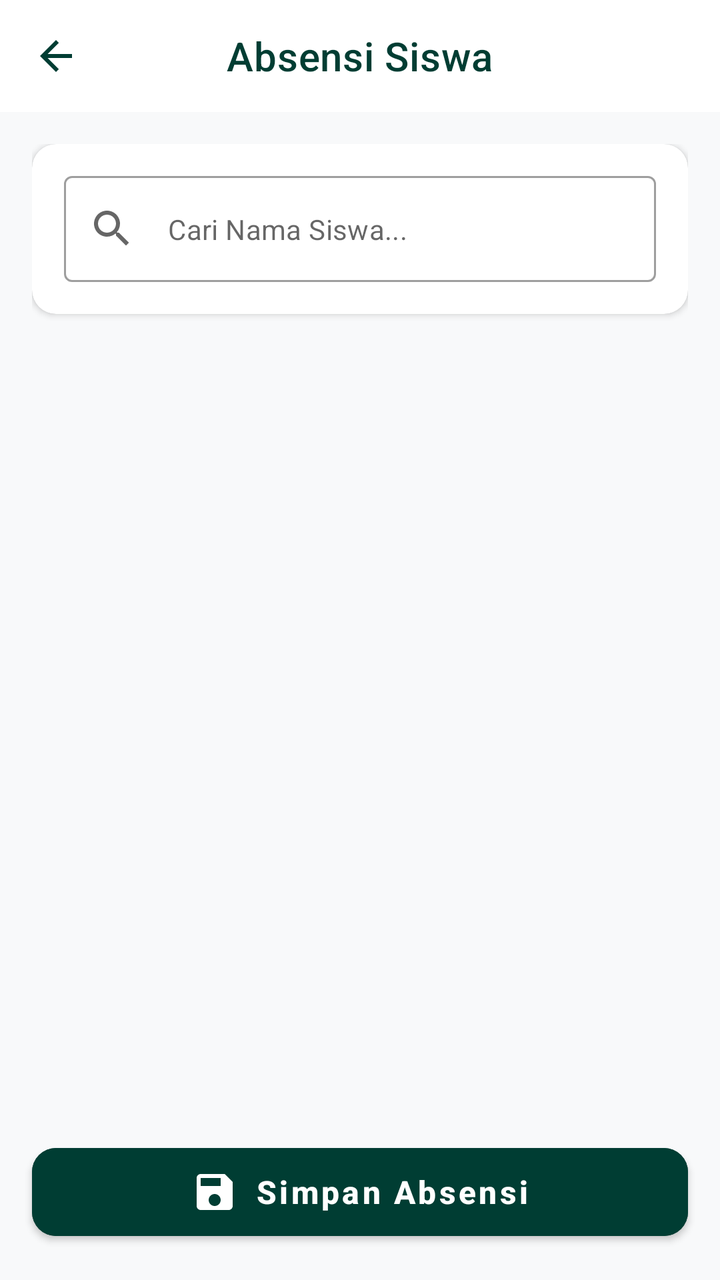
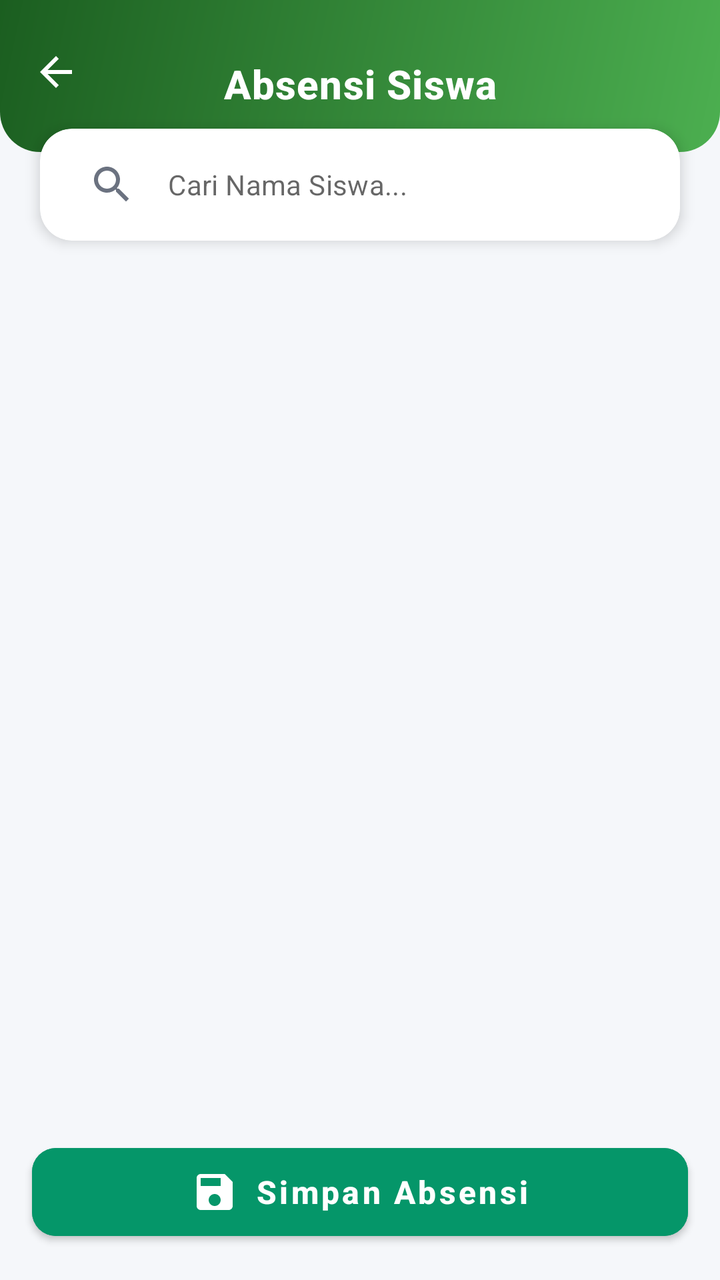

Before-and-after screenshots of an Android layout around one commit, followed by the original layout XML and the change that was made.
<!-- AndroidManifest.xml: application theme Theme.RamadhanDigital -->
<!-- res/layout/activity_absensi.xml -->
<?xml version="1.0" encoding="utf-8"?>
<androidx.coordinatorlayout.widget.CoordinatorLayout xmlns:android="http://schemas.android.com/apk/res/android"
    xmlns:app="http://schemas.android.com/apk/res-auto"
    xmlns:tools="http://schemas.android.com/tools"
    android:layout_width="match_parent"
    android:layout_height="match_parent"
    android:background="#F8F9FA">

    <com.google.android.material.appbar.AppBarLayout
        android:layout_width="match_parent"
        android:layout_height="wrap_content"
        android:background="@android:color/white"
        app:elevation="0dp">

        <com.google.android.material.appbar.MaterialToolbar
            android:id="@+id/toolbar"
            android:layout_width="match_parent"
            android:layout_height="?attr/actionBarSize"
            app:navigationIcon="@drawable/ic_back"
            app:navigationIconTint="#003D33"
            app:title="Absensi Siswa"
            app:titleCentered="true"
            app:titleTextColor="#003D33" />

    </com.google.android.material.appbar.AppBarLayout>

    <androidx.core.widget.NestedScrollView
        android:layout_width="match_parent"
        android:layout_height="match_parent"
        android:clipToPadding="false"
        android:paddingBottom="100dp"
        app:layout_behavior="@string/appbar_scrolling_view_behavior">

        <LinearLayout
            android:layout_width="match_parent"
            android:layout_height="wrap_content"
            android:orientation="vertical"
            android:padding="16dp">

            
            <com.google.android.material.card.MaterialCardView
                android:layout_width="match_parent"
                android:layout_height="wrap_content"
                app:cardCornerRadius="12dp"
                app:cardElevation="2dp"
                app:strokeWidth="0dp">

                <LinearLayout
                    android:layout_width="match_parent"
                    android:layout_height="wrap_content"
                    android:orientation="vertical"
                    android:padding="16dp">

                    <com.google.android.material.textfield.TextInputLayout
                        style="@style/Widget.MaterialComponents.TextInputLayout.OutlinedBox"
                        android:layout_width="match_parent"
                        android:layout_height="wrap_content"
                        app:hintEnabled="false"
                        app:shapeAppearanceOverlay="@style/ShapeAppearance.MaterialComponents.MediumComponent"
                        app:startIconDrawable="@drawable/ic_search">

                        <com.google.android.material.textfield.TextInputEditText
                            android:id="@+id/etSearch"
                            android:layout_width="match_parent"
                            android:layout_height="wrap_content"
                            android:hint="Cari Nama Siswa..."
                            android:textSize="14sp" />
                    </com.google.android.material.textfield.TextInputLayout>

                </LinearLayout>
            </com.google.android.material.card.MaterialCardView>

            <androidx.recyclerview.widget.RecyclerView
                android:id="@+id/rvAbsensi"
                android:layout_width="match_parent"
                android:layout_height="wrap_content"
                android:layout_marginTop="16dp"
                android:nestedScrollingEnabled="false"
                tools:listitem="@layout/item_absensi" />

        </LinearLayout>
    </androidx.core.widget.NestedScrollView>

    <ProgressBar
        android:id="@+id/progressBar"
        android:layout_width="wrap_content"
        android:layout_height="wrap_content"
        android:layout_gravity="center"
        android:visibility="gone" />

    <com.google.android.material.button.MaterialButton
        android:id="@+id/btnSimpan"
        android:layout_width="match_parent"
        android:layout_height="56dp"
        android:layout_gravity="bottom"
        android:layout_margin="16dp"
        android:backgroundTint="#003D33"
        android:text="Simpan Absensi"
        android:textAllCaps="false"
        android:textSize="16sp"
        android:textStyle="bold"
        app:cornerRadius="12dp"
        app:icon="@drawable/ic_save"
        app:iconGravity="textStart"
        app:iconPadding="8dp" />

</androidx.coordinatorlayout.widget.CoordinatorLayout>
<!-- res/layout/item_absensi.xml (included above) -->
<?xml version="1.0" encoding="utf-8"?>
<com.google.android.material.card.MaterialCardView xmlns:android="http://schemas.android.com/apk/res/android"
    xmlns:app="http://schemas.android.com/apk/res-auto"
    xmlns:tools="http://schemas.android.com/tools"
    android:layout_width="match_parent"
    android:layout_height="wrap_content"
    android:layout_marginHorizontal="16dp"
    android:layout_marginVertical="8dp"
    app:cardCornerRadius="12dp"
    app:cardElevation="2dp"
    app:strokeWidth="0dp">

    <LinearLayout
        android:layout_width="match_parent"
        android:layout_height="wrap_content"
        android:orientation="vertical"
        android:padding="16dp">

        <LinearLayout
            android:layout_width="match_parent"
            android:layout_height="wrap_content"
            android:gravity="center_vertical"
            android:orientation="horizontal">

            
            <com.google.android.material.card.MaterialCardView
                android:layout_width="48dp"
                android:layout_height="48dp"
                app:cardBackgroundColor="#E0F2F1"
                app:cardCornerRadius="24dp"
                app:cardElevation="0dp">

                <TextView
                    android:id="@+id/tvAvatarInitial"
                    android:layout_width="match_parent"
                    android:layout_height="match_parent"
                    android:gravity="center"
                    android:text="A"
                    android:textColor="#004D40"
                    android:textSize="18sp"
                    android:textStyle="bold" />

                <ImageView
                    android:id="@+id/ivStudentProfile"
                    android:layout_width="match_parent"
                    android:layout_height="match_parent"
                    android:scaleType="centerCrop"
                    android:visibility="gone" />
            </com.google.android.material.card.MaterialCardView>

            <LinearLayout
                android:layout_width="0dp"
                android:layout_height="wrap_content"
                android:layout_marginStart="16dp"
                android:layout_weight="1"
                android:orientation="vertical">

                <TextView
                    android:id="@+id/tvNamaSiswa"
                    android:layout_width="wrap_content"
                    android:layout_height="wrap_content"
                    android:text="Ahmad Fauzi"
                    android:textColor="#1F2937"
                    android:textSize="16sp"
                    android:textStyle="bold" />

                <TextView
                    android:id="@+id/tvRoleSiswa"
                    android:layout_width="wrap_content"
                    android:layout_height="wrap_content"
                    android:text="Siswa"
                    android:textColor="#059669"
                    android:textSize="12sp"
                    android:textStyle="italic" />

            </LinearLayout>

        </LinearLayout>

        
        <RadioGroup
            android:id="@+id/rgStatus"
            android:layout_width="match_parent"
            android:layout_height="40dp"
            android:layout_marginTop="16dp"
            android:background="@drawable/bg_radio_group_absensi"
            android:orientation="horizontal"
            android:padding="4dp">

            <RadioButton
                android:id="@+id/rbHadir"
                android:layout_width="0dp"
                android:layout_height="match_parent"
                android:layout_weight="1"
                android:background="@drawable/selector_absensi_hadir"
                android:button="@null"
                android:gravity="center"
                android:text="Hadir"
                android:textColor="@drawable/selector_absensi_text"
                android:textSize="12sp"
                android:textStyle="bold" />

            <RadioButton
                android:id="@+id/rbIzin"
                android:layout_width="0dp"
                android:layout_height="match_parent"
                android:layout_weight="1"
                android:background="@drawable/selector_absensi_izin"
                android:button="@null"
                android:gravity="center"
                android:text="Izin"
                android:textColor="@drawable/selector_absensi_text"
                android:textSize="12sp"
                android:textStyle="bold" />

            <RadioButton
                android:id="@+id/rbSakit"
                android:layout_width="0dp"
                android:layout_height="match_parent"
                android:layout_weight="1"
                android:background="@drawable/selector_absensi_sakit"
                android:button="@null"
                android:gravity="center"
                android:text="Sakit"
                android:textColor="@drawable/selector_absensi_text"
                android:textSize="12sp"
                android:textStyle="bold" />

            <RadioButton
                android:id="@+id/rbAlpa"
                android:layout_width="0dp"
                android:layout_height="match_parent"
                android:layout_weight="1"
                android:background="@drawable/selector_absensi_alpa"
                android:button="@null"
                android:gravity="center"
                android:text="Alpa"
                android:textColor="@drawable/selector_absensi_text"
                android:textSize="12sp"
                android:textStyle="bold" />

        </RadioGroup>

    </LinearLayout>

</com.google.android.material.card.MaterialCardView>
<!-- resources referenced by this layout -->
<resources>
  <!-- drawable bg_radio_group_absensi (drawable) -->
  <?xml version="1.0" encoding="utf-8"?>
  <shape xmlns:android="http://schemas.android.com/apk/res/android">
      <solid android:color="#F3F4F6" />
      <corners android:radius="8dp" />
  </shape>
  <!-- drawable ic_back (drawable) -->
  <vector xmlns:android="http://schemas.android.com/apk/res/android"
      android:width="24dp"
      android:height="24dp"
      android:viewportWidth="24"
      android:viewportHeight="24">
      <path
          android:fillColor="#004D40"
          android:pathData="M20,11H7.83l5.59,-5.59L12,4l-8,8 8,8 1.41,-1.41L7.83,13H20v-2z"/>
  </vector>
  <!-- drawable selector_absensi_alpa (drawable) -->
  <?xml version="1.0" encoding="utf-8"?>
  <selector xmlns:android="http://schemas.android.com/apk/res/android">
      <item android:state_checked="true">
          <shape>
              <solid android:color="#EF4444" />
              <corners android:radius="6dp" />
          </shape>
      </item>
      <item>
          <shape>
              <solid android:color="@android:color/transparent" />
          </shape>
      </item>
  </selector>
  <!-- drawable selector_absensi_izin (drawable) -->
  <?xml version="1.0" encoding="utf-8"?>
  <selector xmlns:android="http://schemas.android.com/apk/res/android">
      <item android:state_checked="true">
          <shape>
              <solid android:color="#795548" />
              <corners android:radius="6dp" />
          </shape>
      </item>
      <item>
          <shape>
              <solid android:color="@android:color/transparent" />
          </shape>
      </item>
  </selector>
  <!-- drawable selector_absensi_sakit (drawable) -->
  <?xml version="1.0" encoding="utf-8"?>
  <selector xmlns:android="http://schemas.android.com/apk/res/android">
      <item android:state_checked="true">
          <shape>
              <solid android:color="#F59E0B" />
              <corners android:radius="6dp" />
          </shape>
      </item>
      <item>
          <shape>
              <solid android:color="@android:color/transparent" />
          </shape>
      </item>
  </selector>
  <!-- drawable selector_absensi_text (drawable) -->
  <?xml version="1.0" encoding="utf-8"?>
  <selector xmlns:android="http://schemas.android.com/apk/res/android">
      <item android:state_checked="true" android:color="@android:color/white" />
      <item android:color="#4B5563" />
  </selector>
  <color name="white">#FFFFFF</color>
  <style name="App.BottomNavigationView" parent="Widget.MaterialComponents.BottomNavigationView">
          <item name="itemActiveIndicatorStyle">@style/App.Custom.Indicator</item>
          <item name="itemTextAppearanceActive">@style/App.BottomNav.Text.Active</item>
          <item name="itemTextAppearanceInactive">@style/App.BottomNav.Text.Inactive</item>
      </style>
  <style name="App.Custom.Indicator" parent="Widget.Material3.BottomNavigationView.ActiveIndicator">
          
          <item name="android:color">#E8F5E9</item>
          <item name="android:width">60dp</item>
          <item name="android:height">40dp</item>
      </style>
  <style name="App.BottomNav.Text.Active" parent="TextAppearance.MaterialComponents.Caption">
          <item name="android:textStyle">bold</item>
          <item name="android:textSize">14sp</item>
      </style>
  <style name="App.BottomNav.Text.Inactive" parent="TextAppearance.MaterialComponents.Caption">
          <item name="android:textStyle">normal</item>
          <item name="android:textSize">12sp</item>
      </style>
  <!-- unchanged entries left out for length: 4 -->
</resources>

<!-- the commit's change to res/layout/activity_absensi.xml (unified diff, before → after) -->
@@ -4,23 +4,70 @@
     xmlns:tools="http://schemas.android.com/tools"
     android:layout_width="match_parent"
     android:layout_height="match_parent"
-    android:background="#F8F9FA">
-
+    android:background="#F5F7FA">
+
+    
     <com.google.android.material.appbar.AppBarLayout
+        android:id="@+id/appBarLayout"
         android:layout_width="match_parent"
         android:layout_height="wrap_content"
-        android:background="@android:color/white"
+        android:background="@android:color/transparent"
         app:elevation="0dp">
 
         <com.google.android.material.appbar.MaterialToolbar
             android:id="@+id/toolbar"
             android:layout_width="match_parent"
-            android:layout_height="?attr/actionBarSize"
-            app:navigationIcon="@drawable/ic_back"
-            app:navigationIconTint="#003D33"
+            android:layout_height="76dp"
+            android:background="@drawable/bg_header_gradient"
+            android:paddingTop="8dp"
+            app:navigationIcon="?attr/homeAsUpIndicator"
+            app:navigationIconTint="@android:color/white"
             app:title="Absensi Siswa"
             app:titleCentered="true"
-            app:titleTextColor="#003D33" />
+            app:titleTextAppearance="@style/HeaderTitleStyle"
+            app:titleTextColor="@android:color/white" />
+
+        
+        <com.google.android.material.card.MaterialCardView
+            android:layout_width="match_parent"
+            android:layout_height="wrap_content"
+            android:layout_marginHorizontal="20dp"
+            android:layout_marginTop="-12dp"
+            android:layout_marginBottom="16dp"
+            app:cardBackgroundColor="#FFFFFF"
+            app:cardCornerRadius="16dp"
+            app:cardElevation="4dp"
+            app:strokeWidth="0dp">
+
+            <LinearLayout
+                android:layout_width="match_parent"
+                android:layout_height="wrap_content"
+                android:orientation="vertical"
+                android:paddingHorizontal="12dp"
+                android:paddingVertical="4dp">
+
+                <com.google.android.material.textfield.TextInputLayout
+                    style="@style/Widget.MaterialComponents.TextInputLayout.OutlinedBox"
+                    android:layout_width="match_parent"
+                    android:layout_height="wrap_content"
+                    app:boxStrokeWidth="0dp"
+                    app:boxStrokeWidthFocused="0dp"
+                    app:hintEnabled="false"
+                    app:startIconDrawable="@drawable/ic_search"
+                    app:startIconTint="#6B7280">
+
+                    <com.google.android.material.textfield.TextInputEditText
+                        android:id="@+id/etSearch"
+                        android:layout_width="match_parent"
+                        android:layout_height="wrap_content"
+                        android:background="@android:color/transparent"
+                        android:hint="Cari Nama Siswa..."
+                        android:padding="12dp"
+                        android:textSize="14sp" />
+                </com.google.android.material.textfield.TextInputLayout>
+
+            </LinearLayout>
+        </com.google.android.material.card.MaterialCardView>
 
     </com.google.android.material.appbar.AppBarLayout>
 
@@ -35,46 +82,13 @@
             android:layout_width="match_parent"
             android:layout_height="wrap_content"
             android:orientation="vertical"
-            android:padding="16dp">
-
-            
-            <com.google.android.material.card.MaterialCardView
-                android:layout_width="match_parent"
-                android:layout_height="wrap_content"
-                app:cardCornerRadius="12dp"
-                app:cardElevation="2dp"
-                app:strokeWidth="0dp">
-
-                <LinearLayout
-                    android:layout_width="match_parent"
-                    android:layout_height="wrap_content"
-                    android:orientation="vertical"
-                    android:padding="16dp">
-
-                    <com.google.android.material.textfield.TextInputLayout
-                        style="@style/Widget.MaterialComponents.TextInputLayout.OutlinedBox"
-                        android:layout_width="match_parent"
-                        android:layout_height="wrap_content"
-                        app:hintEnabled="false"
-                        app:shapeAppearanceOverlay="@style/ShapeAppearance.MaterialComponents.MediumComponent"
-                        app:startIconDrawable="@drawable/ic_search">
-
-                        <com.google.android.material.textfield.TextInputEditText
-                            android:id="@+id/etSearch"
-                            android:layout_width="match_parent"
-                            android:layout_height="wrap_content"
-                            android:hint="Cari Nama Siswa..."
-                            android:textSize="14sp" />
-                    </com.google.android.material.textfield.TextInputLayout>
-
-                </LinearLayout>
-            </com.google.android.material.card.MaterialCardView>
+            android:paddingHorizontal="16dp"
+            android:paddingTop="8dp">
 
             <androidx.recyclerview.widget.RecyclerView
                 android:id="@+id/rvAbsensi"
                 android:layout_width="match_parent"
                 android:layout_height="wrap_content"
-                android:layout_marginTop="16dp"
                 android:nestedScrollingEnabled="false"
                 tools:listitem="@layout/item_absensi" />
 
@@ -94,7 +108,7 @@
         android:layout_height="56dp"
         android:layout_gravity="bottom"
         android:layout_margin="16dp"
-        android:backgroundTint="#003D33"
+        android:backgroundTint="@color/primary_green"
         android:text="Simpan Absensi"
         android:textAllCaps="false"
         android:textSize="16sp"
<!-- resource entries referenced after the edit -->
@@ -1,21 +1,24 @@
 <!-- resources referenced by this layout -->
 <resources>
+  <color name="primary_green">#059669</color>
+  <!-- drawable bg_header_gradient (drawable) -->
+  <?xml version="1.0" encoding="utf-8"?>
+  <shape xmlns:android="http://schemas.android.com/apk/res/android">
+      <gradient
+          android:angle="135"
+          android:endColor="#1B5E20"
+          android:startColor="#4CAF50"
+          android:type="linear" />
+      <corners
+          android:bottomLeftRadius="20dp"
+          android:bottomRightRadius="20dp" />
+  </shape>
   <!-- drawable bg_radio_group_absensi (drawable) -->
   <?xml version="1.0" encoding="utf-8"?>
   <shape xmlns:android="http://schemas.android.com/apk/res/android">
       <solid android:color="#F3F4F6" />
       <corners android:radius="8dp" />
   </shape>
-  <!-- drawable ic_back (drawable) -->
-  <vector xmlns:android="http://schemas.android.com/apk/res/android"
-      android:width="24dp"
-      android:height="24dp"
-      android:viewportWidth="24"
-      android:viewportHeight="24">
-      <path
-          android:fillColor="#004D40"
-          android:pathData="M20,11H7.83l5.59,-5.59L12,4l-8,8 8,8 1.41,-1.41L7.83,13H20v-2z"/>
-  </vector>
   <!-- drawable selector_absensi_alpa (drawable) -->
   <?xml version="1.0" encoding="utf-8"?>
   <selector xmlns:android="http://schemas.android.com/apk/res/android">
@@ -67,6 +70,11 @@
       <item android:state_checked="true" android:color="@android:color/white" />
       <item android:color="#4B5563" />
   </selector>
+  <style name="HeaderTitleStyle" parent="TextAppearance.MaterialComponents.Headline6">
+          <item name="android:textStyle">bold</item>
+          <item name="android:textSize">20sp</item>
+          <item name="android:letterSpacing">0.02</item>
+      </style>
   <color name="white">#FFFFFF</color>
   <style name="App.BottomNavigationView" parent="Widget.MaterialComponents.BottomNavigationView">
           <item name="itemActiveIndicatorStyle">@style/App.Custom.Indicator</item>
